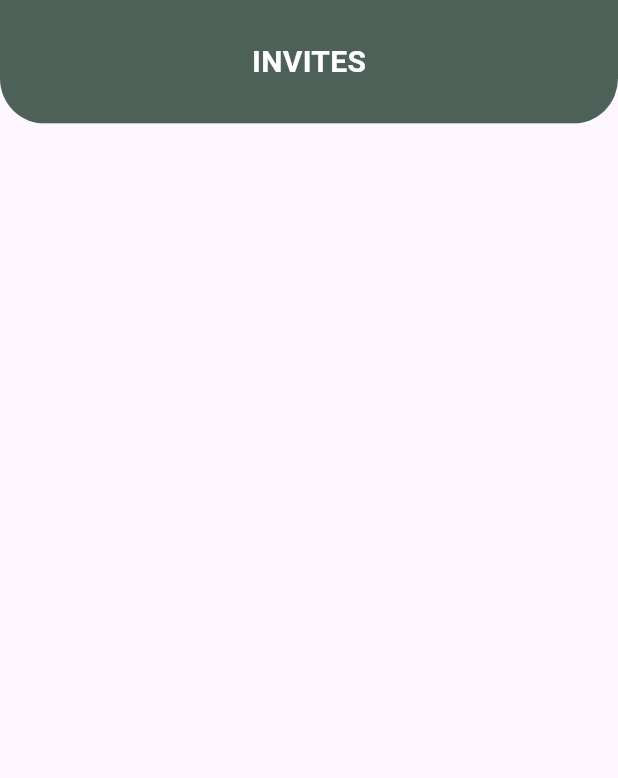
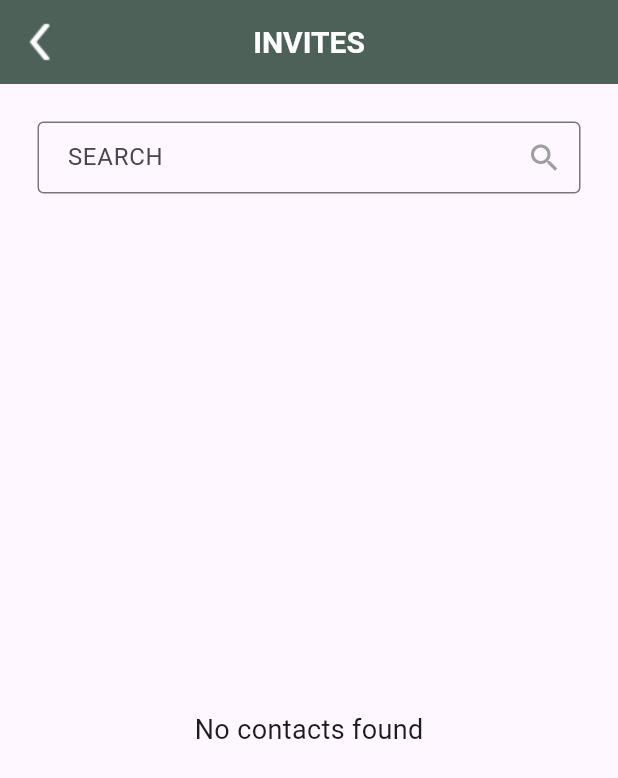
Before and after one commit to Kisaki77/AnixiHealth, a Flutter app: the Myinvites screen opened directly, on a phone screen of 412 x 824 dp. Shown: the top 778 px of the screen. Run offline on Flutter 3.47's test engine with Material 3 defaults, Android fonts, the phone set to English and light mode, and no system bars; our stand-ins replace cloud_firestore, contacts_service, firebase_auth, firebase_core, firebase_storage, geolocator and 3 more; accounts and stored records are empty.

Commit message:
invites page and  pubspec.yaml changes

```diff
--- a/lib/menu_pages/invites.dart
+++ b/lib/menu_pages/invites.dart
@@ -1,35 +1,17 @@
 import 'package:flutter/material.dart';
+import 'package:contacts_service/contacts_service.dart';
+import 'package:permission_handler/permission_handler.dart';
+import '../pages/newfeed.dart';
 
 class Myinvites extends StatelessWidget {
-  const Myinvites({super.key});
+  const Myinvites({Key? key});
 
   @override
   Widget build(BuildContext context) {
     return Scaffold(
-      body: Stack(
-          children: [
-
-            Padding(
-              padding: const EdgeInsets.only(bottom: 0),
-              child: Stack(
-                children: [
-                  Positioned(
-                    top: 0,
-                    left: 0,
-                    right: 0,
-                    height: MediaQuery.of(context).size.height / 10,
-                    child: ClipRRect(
-                      borderRadius: const BorderRadius.only(
-                        bottomLeft: Radius.circular(30),
-                        bottomRight: Radius.circular(30),
-                      ),
-                      child: Container(
-                        color: const Color(0xff4D6159),
-                        child: Row(
-                          mainAxisAlignment: MainAxisAlignment.center,
-                          children: [
-
-                            const Text(
+      appBar: AppBar(
+        backgroundColor: const Color(0xff4D6159),
+        title: const Text(
           'INVITES',
           style: TextStyle(
             fontSize: 20,
@@ -37,25 +19,121 @@ class Myinvites extends StatelessWidget {
             color: Colors.white,
           ),
         ),
+        centerTitle: true,
+        leading: GestureDetector(
+          onTap: () {
+            Navigator.push(
+              context,
+              MaterialPageRoute(builder: (context) => NewsFeedPage()),
+            );
+          },
+          child: Image.asset(
+            'assets/images/back.png',
+            width: 20,
+            height: 20,
+          ),
+        ),
+      ),
+      body: MyInvitesBody(),
+    );
+  }
+}
 
-                          ],
+class MyInvitesBody extends StatefulWidget {
+  @override
+  _MyInvitesBodyState createState() => _MyInvitesBodyState();
+}
+
+class _MyInvitesBodyState extends State<MyInvitesBody> {
+  late Iterable<Contact> _contacts; // Initialize with an empty iterable
+  late List<Contact> _filteredContacts;
+  late TextEditingController _searchController;
+
+  @override
+  void initState() {
+    super.initState();
+    _contacts = [];
+    _filteredContacts = [];
+    _searchController = TextEditingController();
+    _fetchContacts();
+  }
+
+  Future<void> _fetchContacts() async {
+    // Request permissions to access contacts if not granted already
+    var status = await Permission.contacts.request();
+    if (status.isGranted) {
+      // Permission granted, retrieve contacts
+      final contacts = await ContactsService.getContacts();
+      setState(() {
+        _contacts = contacts;
+        _filteredContacts = List.from(contacts);
+      });
+    } else {
+      // Permission denied, handle accordingly
+    }
+  }
+
+  void _filterContacts(String query) {
+    List<Contact> filtered = [];
+    if (query.isNotEmpty) {
+      filtered = _contacts.where((contact) =>
+          contact.displayName!.toLowerCase().startsWith(query.toLowerCase())).toList();
+    } else {
+      filtered = List.from(_contacts);
+    }
+    setState(() {
+      _filteredContacts = filtered;
+    });
+  }
+
+  @override
+  Widget build(BuildContext context) {
+    return Padding(
+      padding: const EdgeInsets.fromLTRB(25.0, 25.0, 25.0, 0.0),
+      child: Column(
+        crossAxisAlignment: CrossAxisAlignment.stretch,
+        children: [
+          TextFormField(
+            controller: _searchController,
+            onChanged: _filterContacts,
+            decoration: const InputDecoration(
+              hintText: 'SEARCH',
+              border: OutlineInputBorder(
+                borderSide: BorderSide(color: Colors.grey),
               ),
+              focusedBorder: OutlineInputBorder(
+                borderSide: BorderSide(color: Colors.grey),
+              ),
+              contentPadding: EdgeInsets.symmetric(vertical: 8.0, horizontal: 16.0),
+              suffixIcon: Icon(Icons.search, color: Colors.grey),
+            ),
+          ),
+          const SizedBox(height: 20),
+          if (_filteredContacts.isNotEmpty)
+            Expanded(
+              child: ListView.builder(
+                itemCount: _filteredContacts.length,
+                itemBuilder: (context, index) {
+                  final contact = _filteredContacts[index];
+                  String? phone = contact.phones!.isNotEmpty ? contact.phones?.first.value : null;
+                  return ListTile(
+                    title: Text(contact.displayName ?? ''),
+                    subtitle: Text(phone ?? ''),
+                  );
+                },
+              ),
+            ),
+          if (_filteredContacts.isEmpty)
+            const Expanded(
+              child: Center(
+                child: Text(
+                  'No contacts found',
+                  style: TextStyle(fontSize: 18),
                 ),
               ),
             ),
         ],
       ),
-            ),
-
-          ]
-      ),
-
     );
-
-
-
-
-
-
   }
 }
--- a/lib/pages/newfeed.dart
+++ b/lib/pages/newfeed.dart
@@ -225,10 +225,10 @@ class _NewsFeedPageState extends State<NewsFeedPage> {
                   ),
                 ),
                 onTap: () {
-                  Navigator.push(
+                 /* Navigator.push(
                     context,
                     MaterialPageRoute(builder: (context) => PaymentScreen()),
-                  );
+                  );*/
                 },
               ),
               ListTile(
@@ -701,11 +701,10 @@ class _NewsFeedPageState extends State<NewsFeedPage> {
                 size: 40,
                 color: Colors.grey, // Adjust the color as needed
               ),
-<<<<<<< HEAD
+
             ),
 
-=======
->>>>>>> 4778cbb55e4fa56a6e44335a4fd7ab01590bf1dd
+
               const SizedBox(height: 16),
               Row(
                 mainAxisAlignment: MainAxisAlignment.center,
@@ -787,13 +786,13 @@ class _NewsFeedPageState extends State<NewsFeedPage> {
   void _signOut() async {
     try {
       await FirebaseAuth.instance.signOut();
-<<<<<<< HEAD
+
       Navigator.of(context).popUntil((route) => route.isFirst);
-=======
+
       Navigator.push(context, MaterialPageRoute(builder: (context) {
         return Wrapper();
       }));
->>>>>>> 4778cbb55e4fa56a6e44335a4fd7ab01590bf1dd
+
     } catch (e) {
       print("Error signing out: $e");
     }
--- a/pubspec.yaml
+++ b/pubspec.yaml
@@ -46,6 +46,8 @@ dependencies:
   http: ^1.2.1
   crypto: ^3.0.3
   geolocator: ^11.0.0
+  contacts_service: ^0.6.3
+  permission_handler: ^10.3.0
 
 dev_dependencies:
   flutter_test:
```
Also changed, not shown: pubspec.lock, 1 other file. Lines whose indentation alone changed are shown as unchanged.
